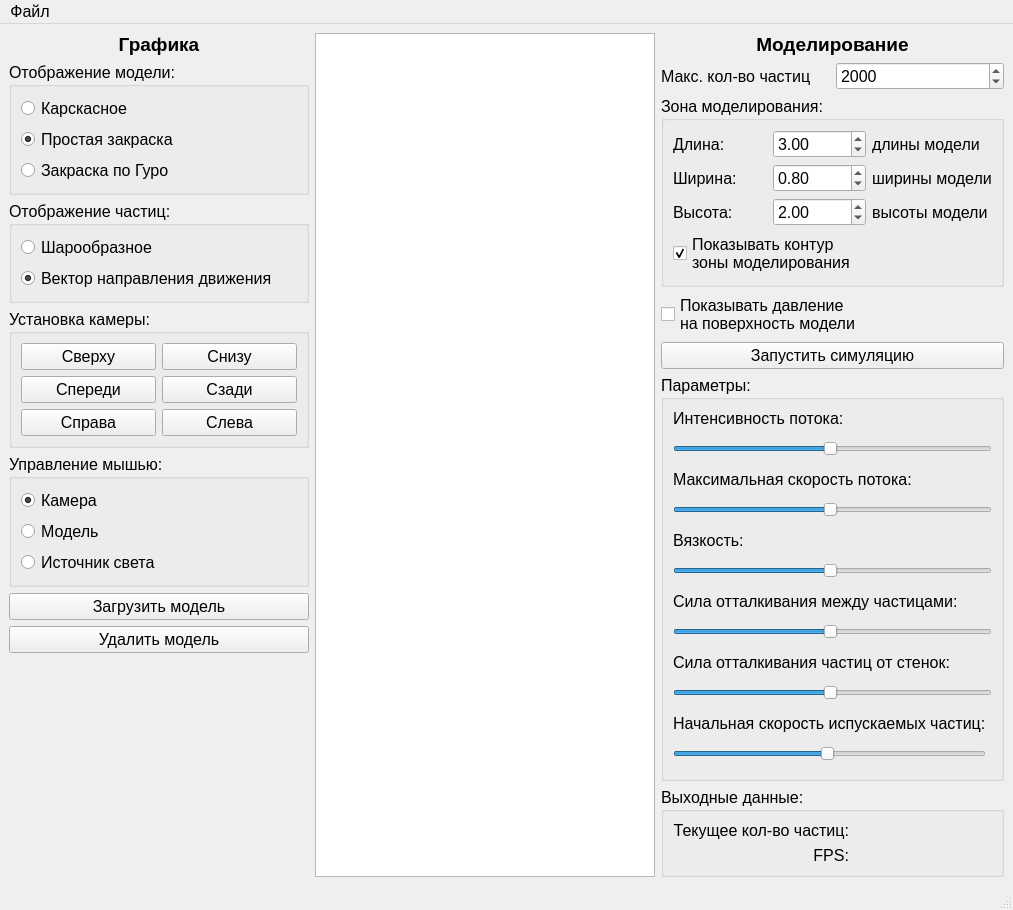
Before: the Qt Designer form App/Ui/Qt/mainwindow.ui in SlavaShagalov/air-flow-simulation, drawn with Qt 5.
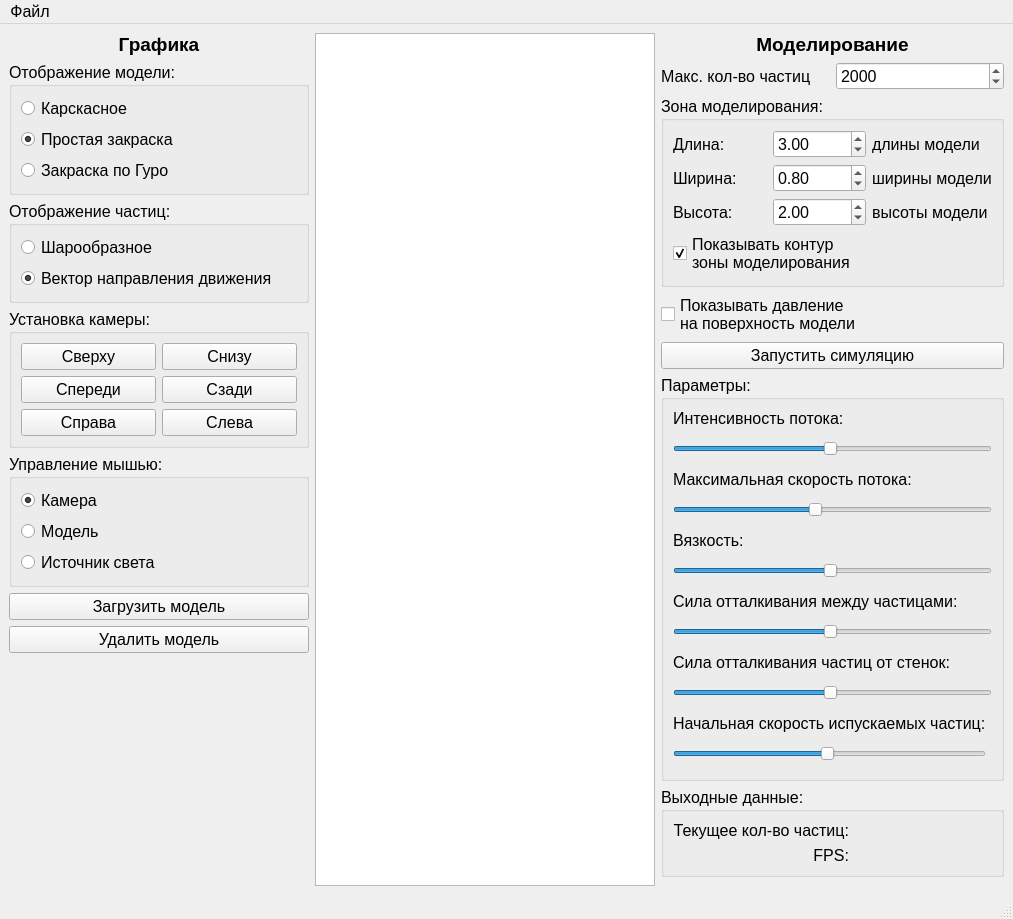
After: the same form once the commit is applied. Custom widgets are drawn as their Qt base class.

Diff of the .ui file:
```diff
--- a/App/Ui/Qt/mainwindow.ui
+++ b/App/Ui/Qt/mainwindow.ui
@@ -7,7 +7,7 @@
     <x>0</x>
     <y>0</y>
     <width>1013</width>
-    <height>906</height>
+    <height>919</height>
    </rect>
   </property>
   <property name="font">
@@ -341,7 +341,7 @@
             </size>
            </property>
            <property name="minimum">
-            <number>1</number>
+            <number>10</number>
            </property>
            <property name="maximum">
             <number>100</number>
```
Left out of the diff: 4 changed lines with no effect on the pictures.
